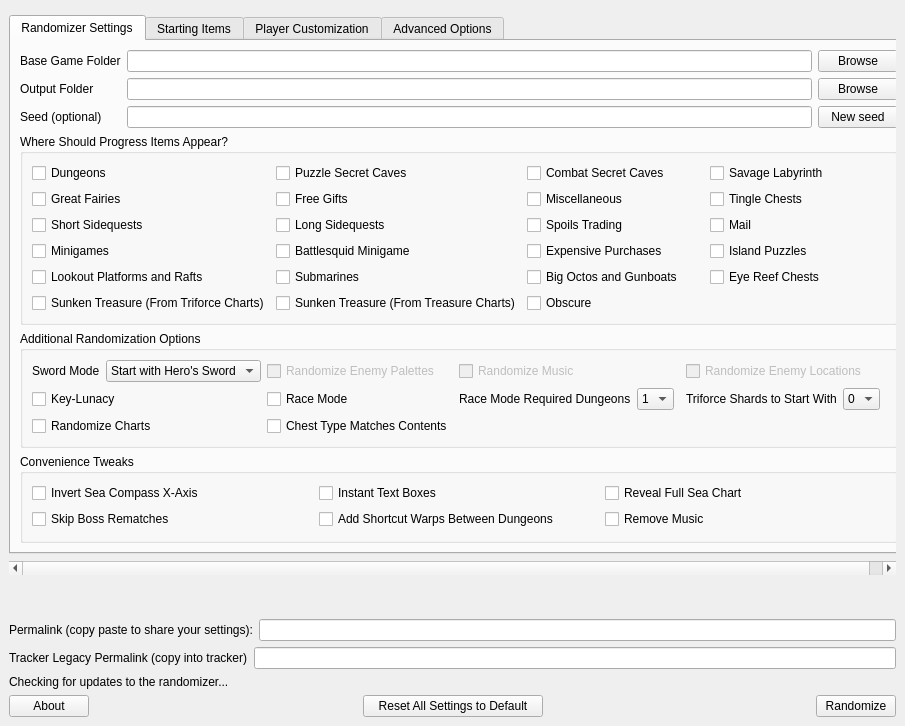
Before: the Qt Designer form gui/mainwindow.ui in SuperDude88/TWWHD-Randomizer, drawn with Qt 5.
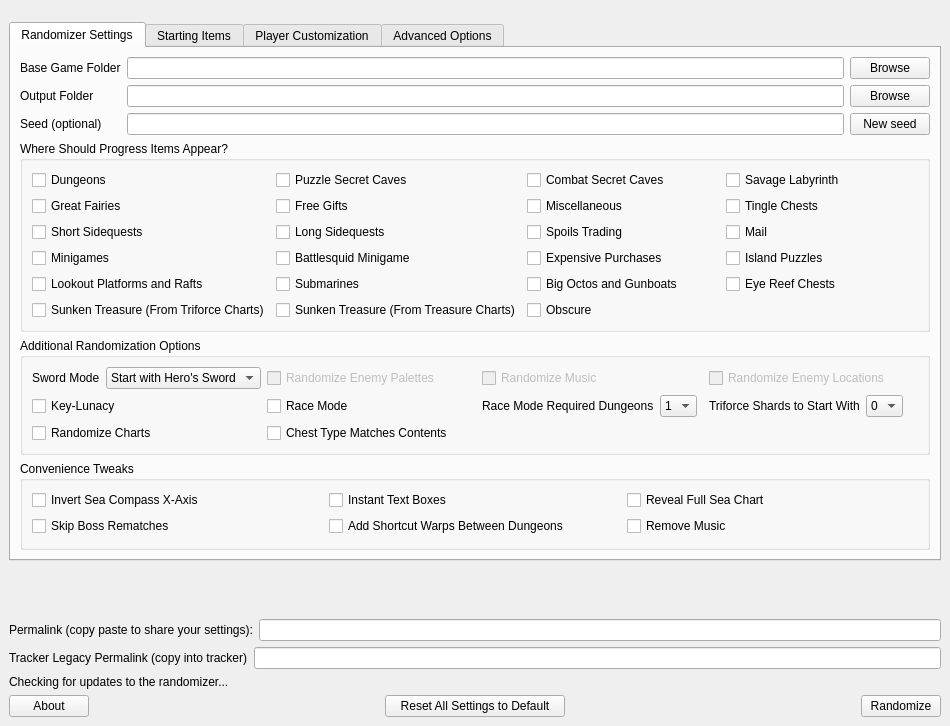
After: the same form once the commit is applied. The open tabs and pages were chosen to show the change.

```diff
--- a/gui/mainwindow.ui
+++ b/gui/mainwindow.ui
@@ -6,7 +6,7 @@
    <rect>
     <x>0</x>
     <y>0</y>
-    <width>905</width>
+    <width>950</width>
     <height>726</height>
    </rect>
   </property>
@@ -28,7 +28,7 @@
         <rect>
          <x>0</x>
          <y>0</y>
-         <width>884</width>
+         <width>918</width>
          <height>581</height>
         </rect>
        </property>
```
Left out of the diff: 2 changed lines with no effect on the pictures.
